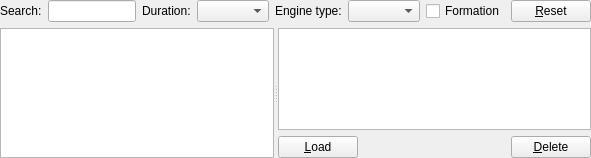
Before: the Qt Designer form src/Plugins/Module/Logbook/src/LogbookWidget.ui in till213/SkyDolly, drawn with Qt 5.
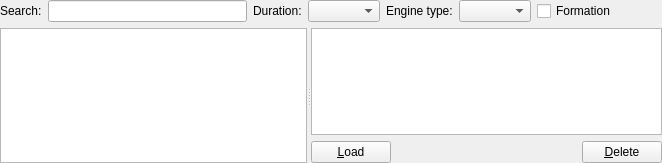
After: the same form once the commit is applied. Icons and pictures are not drawn.

```diff
--- a/src/Plugins/Module/Logbook/src/LogbookWidget.ui
+++ b/src/Plugins/Module/Logbook/src/LogbookWidget.ui
@@ -6,8 +6,8 @@
    <rect>
     <x>0</x>
     <y>0</y>
-    <width>591</width>
-    <height>158</height>
+    <width>662</width>
+    <height>163</height>
    </rect>
   </property>
   <property name="windowTitle">
@@ -86,7 +86,15 @@
      <item>
       <widget class="QPushButton" name="resetFilterPushButton">
        <property name="text">
-        <string>&amp;Reset</string>
+        <string/>
+       </property>
+       <property name="icon">
+        <iconset>
+         <normalon>:/img/icons/close-normal.png</normalon>
+        </iconset>
+       </property>
+       <property name="flat">
+        <bool>true</bool>
        </property>
       </widget>
      </item>
```
Left out of the diff: 3 changed lines with no effect on the pictures.
